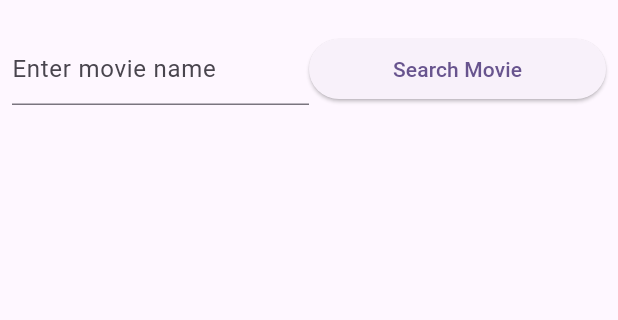
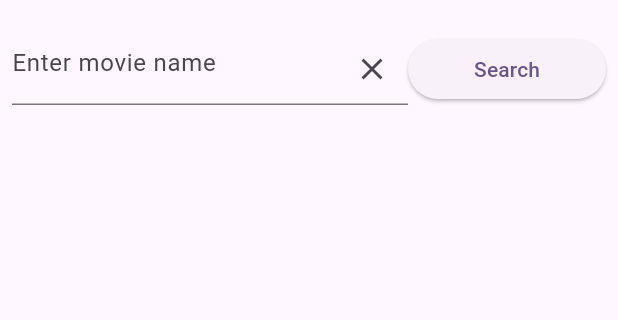
Before and after one commit to wanmuz86/flutter-day3-may-movieapp, a Flutter app: the screen it shows after launch, on a phone screen of 412 x 824 dp, the part 63-383 px from its top. Run offline on Flutter 3.47's test engine with Material 3 defaults, Android fonts, the phone set to English and light mode, and no system bars.

```diff
--- a/lib/widgets/home.dart
+++ b/lib/widgets/home.dart
@@ -29,11 +29,14 @@ class _HomePageState extends State<HomePage> {
               Row(
                 children: [
                   Expanded(
-                      flex: 1,
+                      flex: 2,
                       child: TextField(
+
                         controller: movieEditingController,
                         decoration:
-                            InputDecoration(hintText: "Enter movie name"),
+                            InputDecoration(
+                                hintText: "Enter movie name",
+                            suffixIcon: IconButton(icon: Icon(Icons.clear), onPressed: ()=> movieEditingController.clear(),)),
                       )),
                   Expanded(
                     child: ElevatedButton(
@@ -58,7 +61,7 @@ class _HomePageState extends State<HomePage> {
                             ScaffoldMessenger.of(context).showSnackBar(snackBar);
                           }
                         },
-                        child: Text("Search Movie")),
+                        child: Text("Search")),
                   )
                 ],
               ),
```
Also changed, not shown: lib/models/rating.dart (added, +26 -0 lines).
